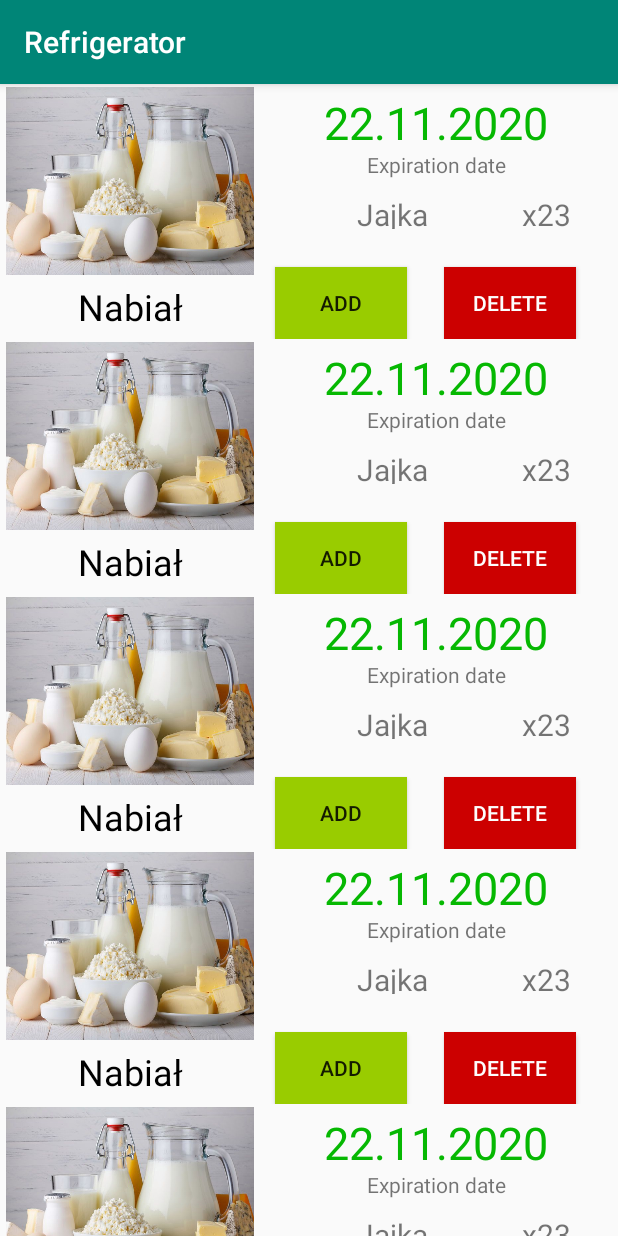
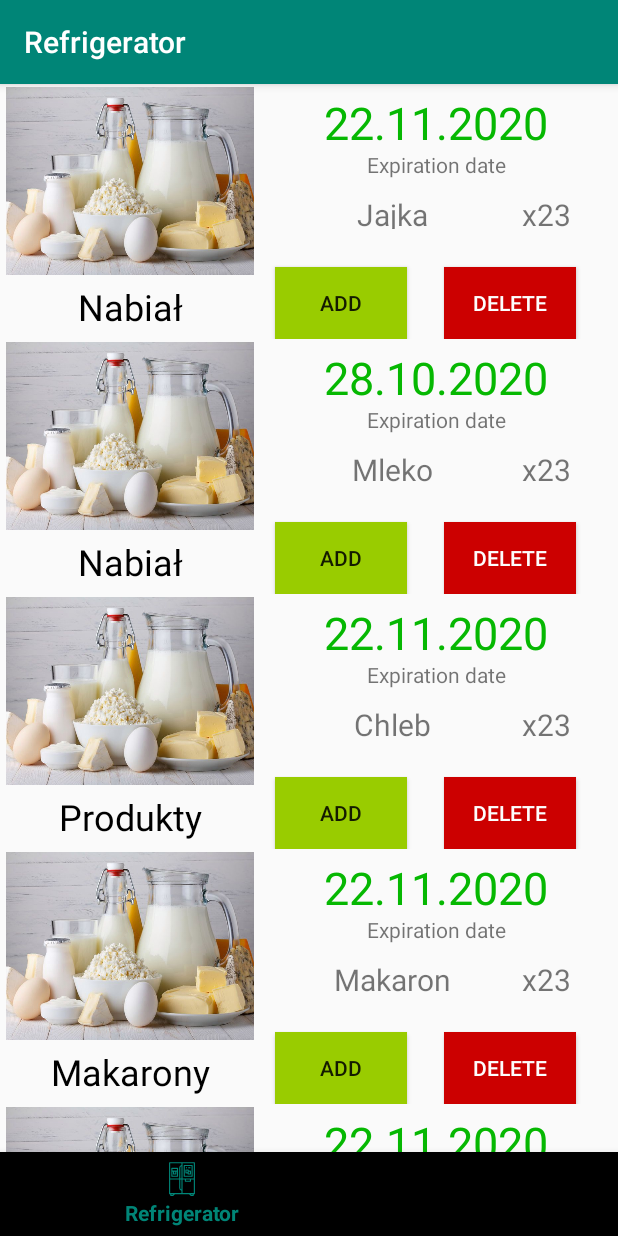
Before and after one commit to RadoslawCzubak/RefrigeratorApp, an Android app: the ListFragment screen opened through its navigation route, on a phone screen of 412 x 824 dp. Run offline under Robolectric (Android 15) with nearby library versions, the phone set to English and light mode, and no system bars; our stand-ins replace Firebase (no records; nobody signed in at launch, a user with empty details on screens opened directly), navigation-ui.

Commit message:
Adding form added

```diff
--- a/app/src/main/java/com/rczubak/refrigerator/listFragment.kt
+++ b/app/src/main/java/com/rczubak/refrigerator/ListFragment.kt
@@ -13,7 +13,7 @@ import kotlinx.android.synthetic.main.fragment_list.*
 /**
  * A simple [Fragment] subclass.
  */
-class listFragment : Fragment() {
+class ListFragment : Fragment() {
 
     override fun onCreateView(
         inflater: LayoutInflater, container: ViewGroup?,
@@ -28,12 +28,12 @@ class listFragment : Fragment() {
 
         val products = mutableListOf(
             Product(1,"Jajka",23,"Nabiał","22.11.2020",1),
-            Product(1,"Jajka",23,"Nabiał","22.11.2020",1),
-            Product(1,"Jajka",23,"Nabiał","22.11.2020",1),
-            Product(1,"Jajka",23,"Nabiał","22.11.2020",1),
-            Product(1,"Jajka",23,"Nabiał","22.11.2020",1),
-            Product(1,"Jajka",23,"Nabiał","22.11.2020",1),
-            Product(1,"Jajka",23,"Nabiał","22.11.2020",1)
+            Product(1,"Mleko",23,"Nabiał","28.10.2020",1),
+            Product(1,"Chleb",23,"Produkty zbożowe","22.11.2020",1),
+            Product(1,"Makaron",23,"Makarony","22.11.2020",1),
+            Product(1,"Marchew",23,"Warzywa","22.11.2020",1),
+            Product(1,"Jabłko",23,"Owoce","22.11.2020",1),
+            Product(1,"Czekolada",23,"Słodycze","22.11.2020",1)
 
         )
 
--- a/app/src/main/java/com/rczubak/refrigerator/LoginFragment.kt
+++ b/app/src/main/java/com/rczubak/refrigerator/LoginFragment.kt
@@ -34,7 +34,6 @@ class LoginFragment : Fragment() {
 
 
 
-
         loginBtnL.setOnClickListener {
 
             email = emailTxt.text.toString()
--- a/app/src/main/java/com/rczubak/refrigerator/MainActivity.kt
+++ b/app/src/main/java/com/rczubak/refrigerator/MainActivity.kt
@@ -2,16 +2,36 @@ package com.rczubak.refrigerator
 
 import androidx.appcompat.app.AppCompatActivity
 import android.os.Bundle
+import android.view.View
+import androidx.navigation.NavController
+import androidx.navigation.Navigation
+import androidx.navigation.ui.NavigationUI
 import com.google.firebase.auth.FirebaseAuth
+import kotlinx.android.synthetic.main.activity_main.*
 
 class MainActivity : AppCompatActivity() {
 
     public lateinit var userName: String
+    lateinit var navController: NavController
 
     override fun onCreate(savedInstanceState: Bundle?) {
         super.onCreate(savedInstanceState)
         setContentView(R.layout.activity_main)
 
+
+
+        navController= Navigation.findNavController(this,R.id.nav_host_fragment)
+
+        setupBottomNavMenu(navController)
+
+        navController.addOnDestinationChangedListener { _, destination, _ ->
+
+            if (destination.id == R.id.loginFragment || destination.id == R.id.registrationFragment) {
+                bottom_nav.visibility = View.GONE
+            } else {
+                bottom_nav.visibility = View.VISIBLE
+            }
+        }
     }
 
     override fun onDestroy() {
@@ -20,4 +40,15 @@ class MainActivity : AppCompatActivity() {
         val auth = FirebaseAuth.getInstance()
         auth.signOut()
     }
+
+    private fun setupBottomNavMenu(navController: NavController){
+        bottom_nav.let {
+            NavigationUI.setupWithNavController(it, navController)
+        }
+
+    }
+
+    override fun onSupportNavigateUp(): Boolean {
+        return NavigationUI.navigateUp(navController, drawer_layout)
+    }
 }
--- /dev/null
+++ b/app/src/main/res/drawable/ic_fridge.xml
@@ -0,0 +1,24 @@
+<vector xmlns:android="http://schemas.android.com/apk/res/android"
+    android:width="512dp"
+    android:height="512dp"
+    android:viewportWidth="512"
+    android:viewportHeight="512">
+  <path
+      android:fillColor="#FF000000"
+      android:pathData="m112,224h80a8,8 0,0 0,8 -8v-112a8,8 0,0 0,-8 -8h-80a8,8 0,0 0,-8 8v112a8,8 0,0 0,8 8zM184,208h-64v-56h8v32a8,8 0,0 0,8 8h32a8,8 0,0 0,8 -8v-32h8zM144,152h16v24h-16zM120,112h64v24h-64z"/>
+  <path
+      android:fillColor="#FF000000"
+      android:pathData="m288,224h112a8,8 0,0 0,8 -8v-152a8,8 0,0 0,-8 -8h-112a8,8 0,0 0,-8 8v152a8,8 0,0 0,8 8zM296,72h96v136h-96z"/>
+  <path
+      android:fillColor="#FF000000"
+      android:pathData="m312,88h16v16h-16z"/>
+  <path
+      android:fillColor="#FF000000"
+      android:pathData="m376,136h-24v-8a8,8 0,0 0,-8 -8h-32a8,8 0,0 0,-8 8v40a8,8 0,0 0,8 8h24v8a8,8 0,0 0,8 8h32a8,8 0,0 0,8 -8v-40a8,8 0,0 0,-8 -8zM320,160v-24h16v24zM368,176h-16v-24h16z"/>
+  <path
+      android:fillColor="#FF000000"
+      android:pathData="m344,88h32v16h-32z"/>
+  <path
+      android:fillColor="#FF000000"
+      android:pathData="m378.343,493.657a7.999,7.999 0,0 0,5.657 2.343h32a8,8 0,0 0,8 -8v-16h8a8,8 0,0 0,8 -8v-440a8,8 0,0 0,-8 -8h-352a8,8 0,0 0,-8 8v440a8,8 0,0 0,8 8h8v16a8,8 0,0 0,8 8h32a7.999,7.999 0,0 0,5.657 -2.343l21.657,-21.657h201.373zM408,480h-20.687l-8,-8h28.687zM424,248h-160v-216h160zM312,264h56v16h-56zM88,456v-192h128v120a40.068,40.068 0,0 0,32 39.195v32.805zM248,406.624a24.038,24.038 0,0 1,-16 -22.624v-120h16zM232,248v-152a24.038,24.038 0,0 1,16 -22.624v174.624zM248,32v24.805a40.068,40.068 0,0 0,-32 39.195v152h-128v-216zM124.687,480h-20.687v-8h28.687zM264,264h32v24a8,8 0,0 0,8 8h72a8,8 0,0 0,8 -8v-24h40v192h-160z"/>
+</vector>
--- a/app/src/main/res/layout/activity_main.xml
+++ b/app/src/main/res/layout/activity_main.xml
@@ -1,9 +1,24 @@
 <?xml version="1.0" encoding="utf-8"?>
-<androidx.constraintlayout.widget.ConstraintLayout xmlns:android="http://schemas.android.com/apk/res/android"
+<androidx.drawerlayout.widget.DrawerLayout
+    xmlns:android="http://schemas.android.com/apk/res/android"
     xmlns:app="http://schemas.android.com/apk/res-auto"
     xmlns:tools="http://schemas.android.com/tools"
+    android:id="@+id/drawer_layout"
     android:layout_width="match_parent"
     android:layout_height="match_parent"
+    >
+
+
+    <LinearLayout
+        android:layout_width="match_parent"
+        android:layout_height="match_parent"
+        android:orientation="vertical">
+
+        <androidx.constraintlayout.widget.ConstraintLayout
+            android:layout_width="match_parent"
+            android:layout_height="match_parent"
+
+            android:layout_weight="1"
             tools:context=".MainActivity">
 
             <fragment
@@ -11,9 +26,21 @@
                 android:name="androidx.navigation.fragment.NavHostFragment"
                 android:layout_width="0dp"
                 android:layout_height="0dp"
-        app:navGraph = "@navigation/navigation"
                 app:layout_constraintBottom_toBottomOf="parent"
                 app:layout_constraintEnd_toEndOf="parent"
+                app:layout_constraintHorizontal_bias="0.0"
                 app:layout_constraintStart_toStartOf="parent"
-        app:layout_constraintTop_toTopOf="parent" />
+                app:layout_constraintTop_toTopOf="parent"
+                app:layout_constraintVertical_bias="1.0"
+                app:navGraph="@navigation/navigation" />
+
         </androidx.constraintlayout.widget.ConstraintLayout>
+
+        <com.google.android.material.bottomnavigation.BottomNavigationView
+            android:id="@+id/bottom_nav"
+            android:layout_width="match_parent"
+            android:layout_height="wrap_content"
+            app:menu="@menu/menu_bottom" />
+
+    </LinearLayout>
+</androidx.drawerlayout.widget.DrawerLayout>
--- a/app/src/main/res/layout/fragment_list.xml
+++ b/app/src/main/res/layout/fragment_list.xml
@@ -3,7 +3,7 @@
     xmlns:tools="http://schemas.android.com/tools"
     android:layout_width="match_parent"
     android:layout_height="match_parent"
-    tools:context=".listFragment">
+    tools:context=".ListFragment">
 
     <androidx.recyclerview.widget.RecyclerView
         android:id="@+id/recyclerViewProducts"
--- /dev/null
+++ b/app/src/main/res/menu/menu_bottom.xml
@@ -0,0 +1,12 @@
+<?xml version="1.0" encoding="utf-8"?>
+<menu
+    xmlns:android="http://schemas.android.com/apk/res/android">
+
+    <item
+        android:id="@+id/ListFragment"
+        android:icon="@drawable/ic_fridge"
+        android:title="@string/refrigerator" />
+    <item
+        android:id="@+id/AddFragment"
+        android:title="@string/add" />
+</menu>
--- a/app/src/main/res/navigation/navigation.xml
+++ b/app/src/main/res/navigation/navigation.xml
@@ -16,7 +16,7 @@
             app:popEnterAnim="@anim/nav_default_enter_anim" />
         <action
             android:id="@+id/action_loginFragment_to_listFragment"
-            app:destination="@id/listFragment" />
+            app:destination="@id/ListFragment" />
     </fragment>
     <fragment
         android:id="@+id/registrationFragment"
@@ -29,8 +29,21 @@
             app:popEnterAnim="@anim/nav_default_pop_exit_anim" />
     </fragment>
     <fragment
-        android:id="@+id/listFragment"
-        android:name="com.rczubak.refrigerator.listFragment"
+        android:id="@+id/ListFragment"
+        android:name="com.rczubak.refrigerator.ListFragment"
         android:label="fragment_list"
-        tools:layout="@layout/fragment_list" />
+        tools:layout="@layout/fragment_list" >
+        <action
+            android:id="@+id/action_ListFragment_to_AddFragment"
+            app:destination="@id/AddFragment" />
+    </fragment>
+    <fragment
+        android:id="@+id/AddFragment"
+        android:name="com.rczubak.refrigerator.AddFragment"
+        android:label="fragment_add"
+        tools:layout="@layout/fragment_add" >
+        <action
+            android:id="@+id/action_AddFragment_to_ListFragment"
+            app:destination="@id/ListFragment" />
+    </fragment>
 </navigation>
--- a/app/src/main/res/values/strings.xml
+++ b/app/src/main/res/values/strings.xml
@@ -12,4 +12,6 @@
 
     <!-- TODO: Remove or change this placeholder text -->
     <string name="hello_blank_fragment">Hello blank fragment</string>
+    <string name="refrigerator">Refrigerator</string>
+    <string name="quantity">Quantity</string>
 </resources>
```
Also changed, not shown: app/src/main/java/com/rczubak/refrigerator/AddFragment.kt (added, +61 -0 lines), app/src/main/res/drawable/ic_add_black_24dp.xml (added, +9 -0 lines), app/src/main/res/drawable/ic_home_black_24dp.xml (added, +9 -0 lines), app/src/main/res/layout-v26/fragment_add.xml (added, +60 -0 lines), app/src/main/res/layout/fragment_add.xml (added, +60 -0 lines), 4 other files. Lines whose indentation alone changed are shown as unchanged.
